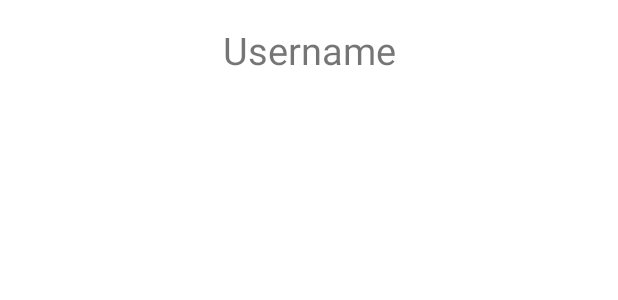
After one commit to gdscewha-3rd/Project-Community, an Android app: the layout fragment_user_info.xml on its own in the app's theme, with its tools: preview values and no code run, on a phone screen of 412 x 824 dp. The commit adds this screen. Shown: the top 300 px of the screen. Run offline under Robolectric (Android 15) with nearby library versions, the phone set to English and light mode, and no system bars.

Commit message:
유저 페이지 생성

```diff
--- a/app/src/main/java/com/example/leafy2/main/StartFragment.kt
+++ b/app/src/main/java/com/example/leafy2/main/StartFragment.kt
@@ -225,7 +225,8 @@ class StartFragment : Fragment() {
         val user = FirebaseAuth.getInstance().currentUser
         if(user!=null){
             // 로그인 상태, 유저 정보 페이지로 이동
-            Toast.makeText(requireContext(), "you are already logged in", Toast.LENGTH_SHORT).show()
+            findNavController().navigate(R.id.action_startFragment_to_userInfoFragment)
+            // Toast.makeText(requireContext(), "you are already logged in", Toast.LENGTH_SHORT).show()
             // 임시 로그아웃, 유저 정보 페이지에서 로그아웃 하도록 수정
             // Firebase.auth.signOut()
         }else{
@@ -235,6 +236,7 @@ class StartFragment : Fragment() {
 
     }
 
+
     fun setGreetingText(username: String){
         binding.greetingTv.text = username+"님 안녕하세요 :)"
     }
--- /dev/null
+++ b/app/src/main/res/layout/fragment_user_info.xml
@@ -0,0 +1,21 @@
+<?xml version="1.0" encoding="utf-8"?>
+<FrameLayout xmlns:android="http://schemas.android.com/apk/res/android"
+    xmlns:tools="http://schemas.android.com/tools"
+    android:layout_width="match_parent"
+    android:layout_height="match_parent"
+    tools:context=".user.UserInfoFragment">
+
+    <LinearLayout
+        android:layout_width="360dp"
+        android:layout_height="wrap_content"
+        android:layout_gravity="center_horizontal">
+        <TextView
+            android:layout_width="match_parent"
+            android:layout_height="wrap_content"
+            android:gravity="center"
+            android:layout_margin="16dp"
+            android:textSize="25sp"
+            android:text="Username"/>
+    </LinearLayout>
+
+</FrameLayout>
```
Also changed, not shown: app/src/main/java/com/example/leafy2/user/UserInfoFragment.kt (added, +28 -0 lines), app/src/main/res/navigation/nav_graph.xml (+8 -0 lines).
